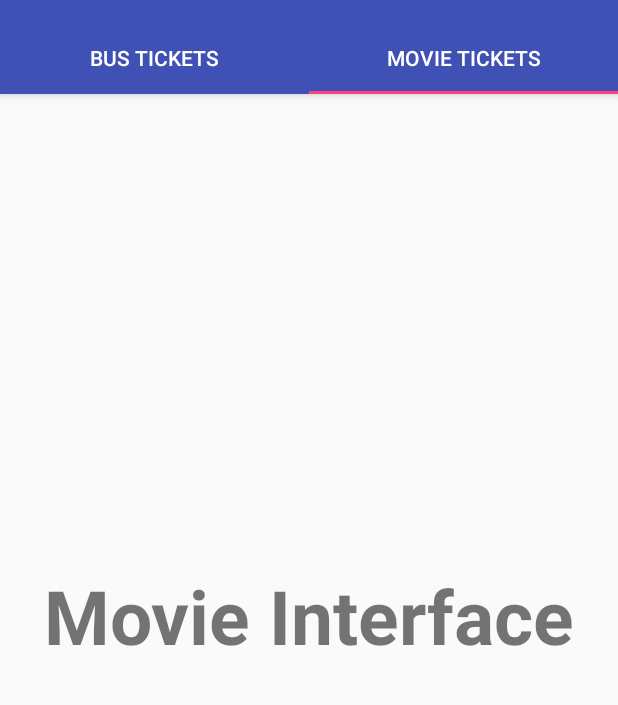
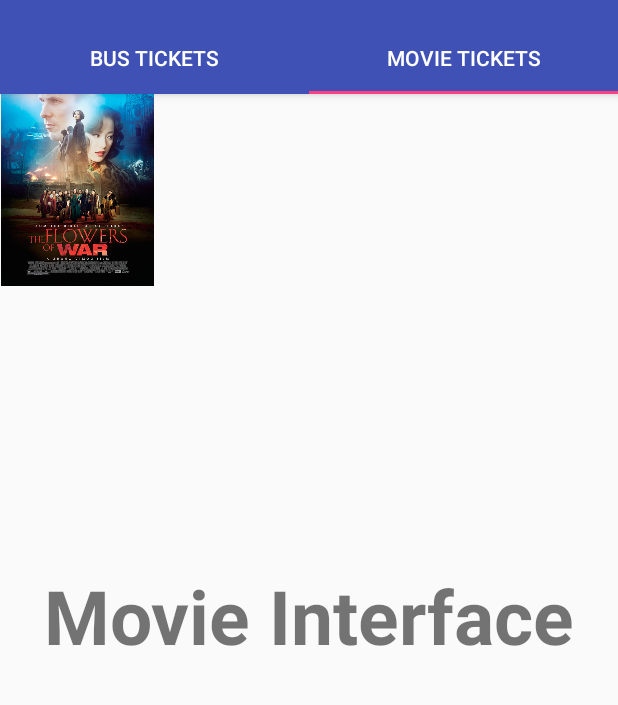
Before and after one commit to azmainadel/book-it-android, an Android app: the screen it shows after launch (MainActivity), tab 2 chosen, on a phone screen of 412 x 824 dp, the part 62-767 px from its top. Run offline under Robolectric (Android 15) with nearby library versions, the phone set to English and light mode, and no system bars.

Commit message:
mvie thumbnail

```diff
--- a/app/src/main/res/layout/fragment_movie_book.xml
+++ b/app/src/main/res/layout/fragment_movie_book.xml
@@ -9,8 +9,17 @@
         android:layout_width="match_parent"
         android:layout_height="match_parent"
         android:text="Movie Interface"
+
         android:textSize="50sp"
         android:textStyle="bold"
         android:gravity="center"/>
 
+    <ImageView
+        android:layout_width="103dp"
+        android:layout_height="152dp"
+        android:id="@+id/imageView"
+        android:layout_gravity="left|top"
+        android:src="@drawable/fwar" />
+
+
 </FrameLayout>
```
Also changed, not shown: app/src/main/res/drawable/fwar.png (added).
